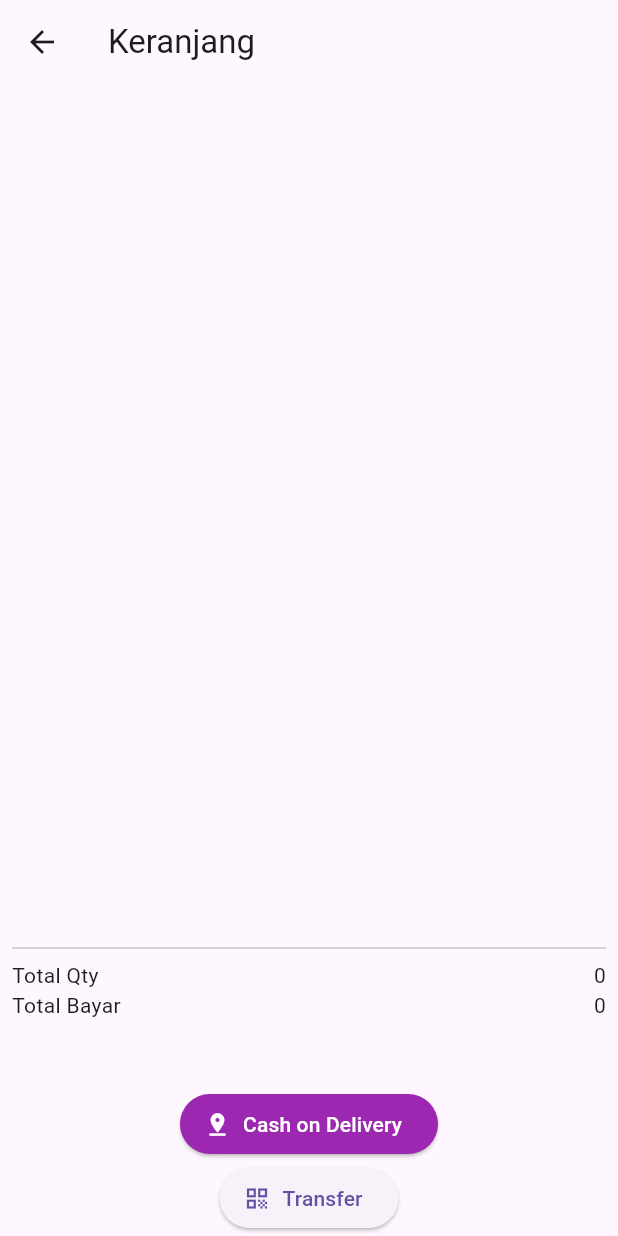
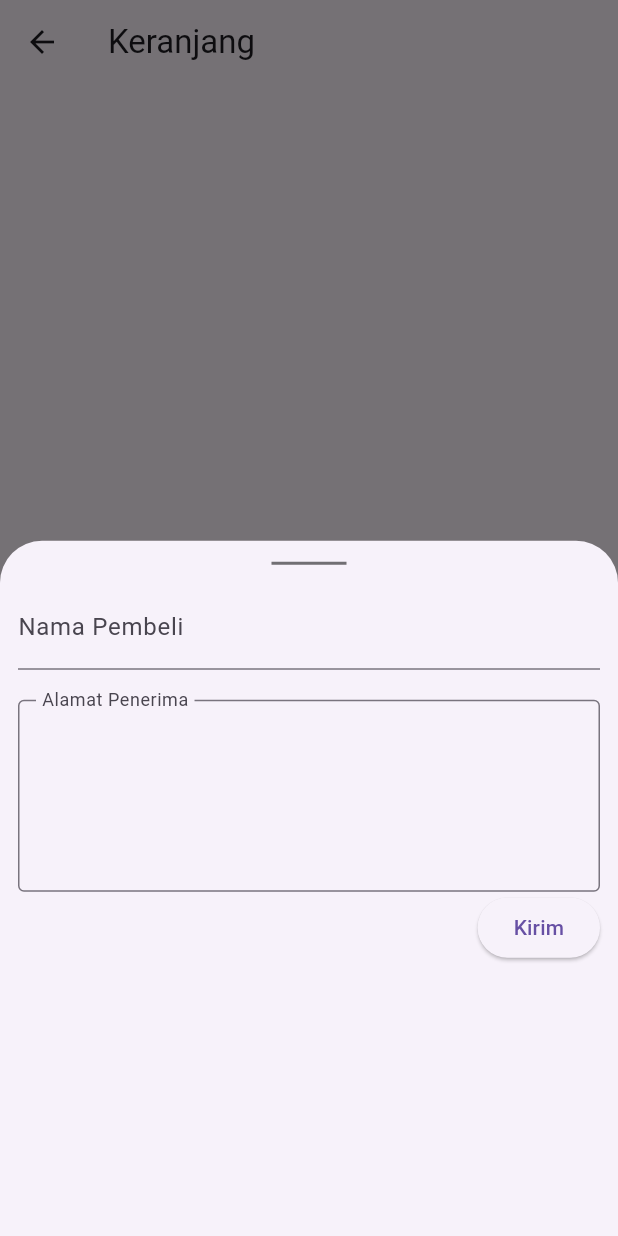
Before and after one commit to HeraSetiawan/gso102_flutter, a Flutter app: the KeranjangPage screen opened directly, after a tap on "Cash on Delivery", on a phone screen of 412 x 824 dp. Run offline on Flutter 3.47's test engine with Material 3 defaults, Android fonts, the phone set to English and light mode, and no system bars; our stand-ins replace shared_preferences; accounts and stored records are empty; network calls fail.

Commit message:
pertemuan sebelumnya

```diff
--- a/lib/keranjang.dart
+++ b/lib/keranjang.dart
@@ -10,30 +10,37 @@ class KeranjangPage extends StatelessWidget {
   Widget build(BuildContext context) {
     return Scaffold(
         appBar: AppBar(
-        title:const Text('Keranjang'),
+          title: const Text('Keranjang'),
         ),
         body: Column(
           children: [
             Expanded(
               child: Consumer<ProviderProduk>(
-              builder: (context, value, child) =>
-                 ListView.builder(
+                builder: (context, value, child) => ListView.builder(
                     itemCount: value.jmlKeranjang,
                     itemBuilder: (context, index) {
                       final produk = value.listProduk[index];
                       return Dismissible(
                         direction: DismissDirection.endToStart,
                         onDismissed: (_) {
-                        Provider.of<ProviderProduk>(context,listen: false).hapusKeranjang(produk);
+                          Provider.of<ProviderProduk>(context, listen: false)
+                              .hapusKeranjang(produk);
                         },
                         key: ValueKey(produk.id),
                         background: Container(
                           alignment: Alignment.centerRight,
                           color: Colors.red,
-                        child: const Icon(Icons.delete,color: Colors.white,size: 32,),
+                          child: const Icon(
+                            Icons.delete,
+                            color: Colors.white,
+                            size: 32,
+                          ),
                         ),
                         child: ListTile(
-                        leading: Image.network(produk.gambar, width: 45,),
+                          leading: Image.network(
+                            produk.gambar,
+                            width: 45,
+                          ),
                           title: Text(produk.judul),
                           subtitle: Text(formatRupiah(produk.harga)),
                         ),
@@ -42,23 +49,29 @@ class KeranjangPage extends StatelessWidget {
               ),
             ),
             Container(
-            padding: EdgeInsets.symmetric(horizontal: 8),
+              padding: const EdgeInsets.symmetric(horizontal: 8),
               height: 100,
-            child:const Column(
+              child: Column(
                 children: [
-                Divider(),
+                  const Divider(),
                   Row(
                     mainAxisAlignment: MainAxisAlignment.spaceBetween,
                     children: [
-                  Text('Total Qty'),
-                  Text('0'),
-                ],),
+                      const Text('Total Qty'),
+                      Consumer<ProviderProduk>(
+                          builder: (context, value, child) =>
+                              Text('${value.jmlKeranjang}')),
+                    ],
+                  ),
                   Row(
                     mainAxisAlignment: MainAxisAlignment.spaceBetween,
                     children: [
-                  Text('Total Bayar'),
-                  Text('0'),
-                ],),
+                      const Text('Total Bayar'),
+                      Consumer<ProviderProduk>(
+                          builder: (context, value, child) =>
+                              Text(value.hitungTotal())),
+                    ],
+                  ),
                 ],
               ),
             ),
@@ -68,24 +81,64 @@ class KeranjangPage extends StatelessWidget {
                 mainAxisAlignment: MainAxisAlignment.spaceEvenly,
                 children: [
                   ElevatedButton.icon(
+                    onPressed: () {
+                      showModalBottomSheet(
+                        context: context,
+                        builder: (context) => FractionallySizedBox(
+                          child: Padding(
+                            padding: const EdgeInsets.symmetric(horizontal: 12),
+                            child: Column(
+                              children: [
+                                const SizedBox(
+                                  height: 30,
+                                  width: 50,
+                                  child: Divider(
+                                    thickness: 2,
+                                    color: Colors.black54,
+                                  ),
+                                ),
+                                TextFormField(
+                                  decoration: const InputDecoration(
+                                      label: Text('Nama Pembeli')),
+                                ),
+                                const SizedBox(
+                                  height: 20,
+                                ),
+                                TextFormField(
+                                  maxLines: 4,
+                                  decoration: const InputDecoration(
+                                      floatingLabelBehavior:
+                                          FloatingLabelBehavior.always,
+                                      label: Text('Alamat Penerima'),
+                                      border: OutlineInputBorder()),
+                                ),
+                                Align(
+                                  alignment: Alignment.centerRight,
+                                  child: ElevatedButton(
                                       onPressed: () {},
-                  style:const ButtonStyle(
+                                      child: const Text('Kirim')),
+                                )
+                              ],
+                            ),
+                          ),
+                        ),
+                      );
+                    },
+                    style: const ButtonStyle(
                         backgroundColor: WidgetStatePropertyAll(Colors.purple),
-                    foregroundColor: WidgetStatePropertyAll(Colors.white)
-                    ),
-
-                  label: Text('Cash on Delivery'),
-                  icon: Icon(Icons.pin_drop),
+                        foregroundColor: WidgetStatePropertyAll(Colors.white)),
+                    label: const Text('Cash on Delivery'),
+                    icon: const Icon(Icons.pin_drop),
                   ),
                   ElevatedButton.icon(
-                  onPressed:(){},
-                  label: Text('Transfer'),
-                  icon: Icon(Icons.qr_code),
+                    onPressed: () {},
+                    label: const Text('Transfer'),
+                    icon: const Icon(Icons.qr_code),
                   ),
-              ],),
+                ],
+              ),
             )
           ],
-      )
-        );
+        ));
   }
 }
--- a/lib/provider_produk.dart
+++ b/lib/provider_produk.dart
@@ -1,6 +1,6 @@
 import 'dart:convert';
-
 import 'package:myapp/produk_modal.dart';
+import 'package:myapp/store.dart';
 import 'package:flutter/material.dart';
 import 'package:shared_preferences/shared_preferences.dart';
 
@@ -9,7 +9,7 @@ class ProviderProduk extends ChangeNotifier {
   List<ProdukModal> get listProduk => _listProduk;
   int get jmlKeranjang => _listProduk.length;
 
-  ProviderProduk(){
+  ProviderProduk() {
     _getListProduk();
   }
 
@@ -27,7 +27,11 @@ class ProviderProduk extends ChangeNotifier {
 
   Future<void> _setListProduk() async {
     final prefs = await SharedPreferences.getInstance();
-    List<String> listJson = _listProduk.map((produk) => jsonEncode(produk.toJson()),).toList();
+    List<String> listJson = _listProduk
+        .map(
+          (produk) => jsonEncode(produk.toJson()),
+        )
+        .toList();
     prefs.setStringList('listProduk', listJson);
   }
 
@@ -36,8 +40,20 @@ class ProviderProduk extends ChangeNotifier {
     List<String>? listJson = prefs.getStringList('listProduk');
     if (listJson != null) {
       _listProduk.clear();
-     _listProduk = listJson.map((json) => ProdukModal.fromJson(jsonDecode(json)),).toList();
+      _listProduk = listJson
+          .map(
+            (json) => ProdukModal.fromJson(jsonDecode(json)),
+          )
+          .toList();
       notifyListeners();
     }
   }
+
+  String hitungTotal() {
+    num totalHarga = 0;
+    for (var produk in _listProduk) {
+      totalHarga += produk.harga;
     }
+    return formatRupiah(totalHarga);
+  }
+}
```
Lines whose indentation alone changed are shown as unchanged.
